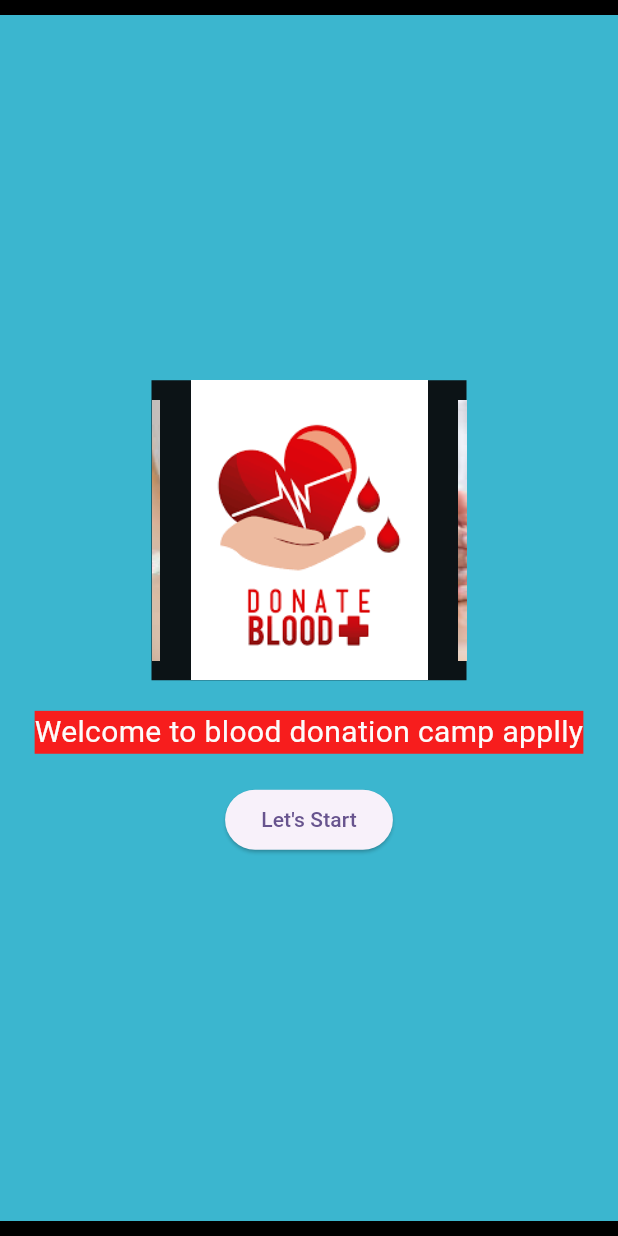
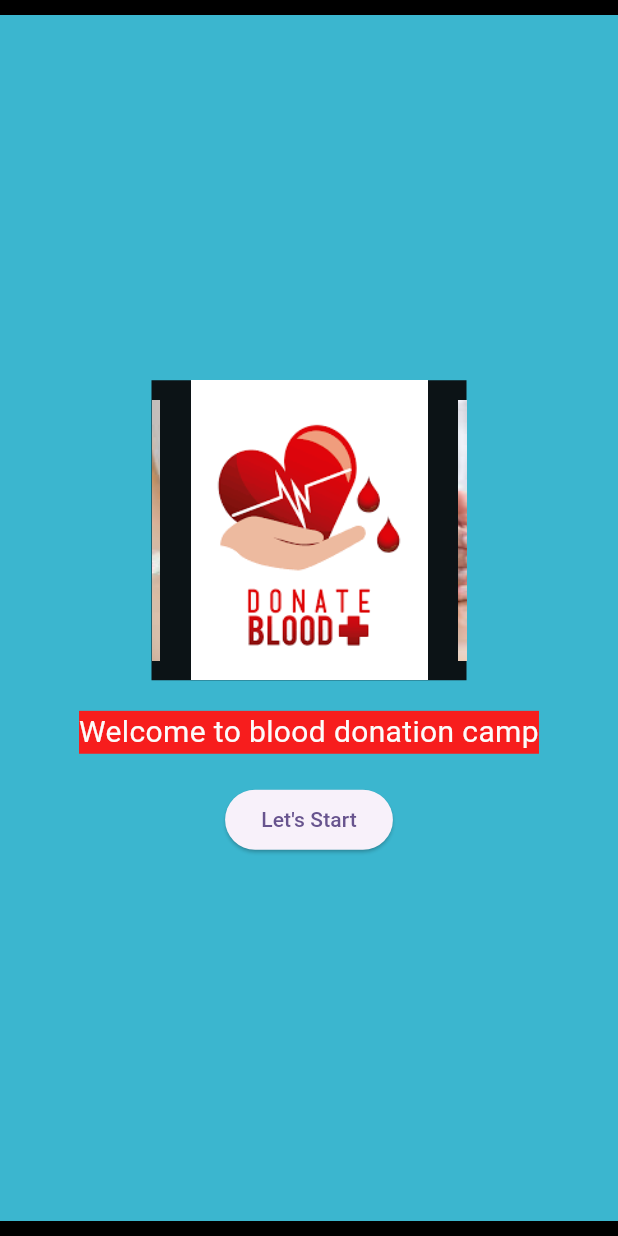
Before and after one commit to dileepaPD/blood, a Flutter app: the screen it shows after launch, on a phone screen of 412 x 824 dp. Run offline on Flutter 3.47's test engine with Material 3 defaults, Android fonts, the phone set to English and light mode, and no system bars; drawn by our look-alikes of carousel_slider.

Commit message:
apply remove

```diff
--- a/bda1/lib/main.dart
+++ b/bda1/lib/main.dart
@@ -20,7 +20,7 @@ class MyApp extends StatelessWidget {
           // TRY THIS: Try running your application with "flutter run". You'll see
           // the application has a blue toolbar. Then, without quitting the app,
           // try changing the seedColor in the colorScheme below to Colors.green
-          // and then invoke "hot reload" (save your changes or press the "hot
+            // and then invoke "hot reload" (save your changes or press the "hot
           // reload" button in a Flutter-supported IDE, or press "r" if you used
           // the command line to start the app).
           //
--- a/bda1/lib/welcome/ab.dart
+++ b/bda1/lib/welcome/ab.dart
@@ -71,7 +71,7 @@ class abState extends State<ab> {
                     ),
                   ),
                   Text(
-                    "Welcome to blood donation camp applly",
+                    "Welcome to blood donation camp ",
                     textAlign: TextAlign.center,
                     style: TextStyle(
                         fontSize: 20,
```
